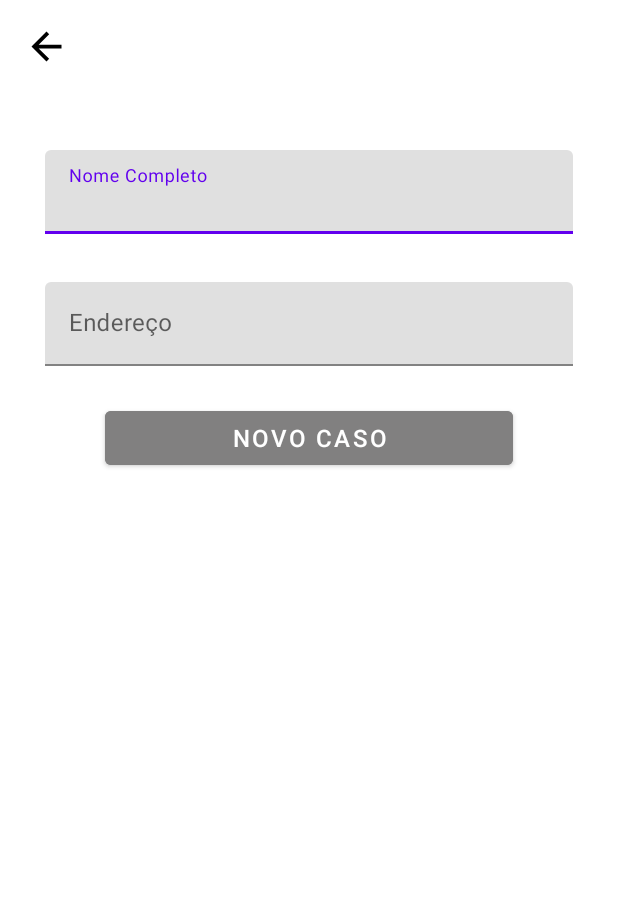
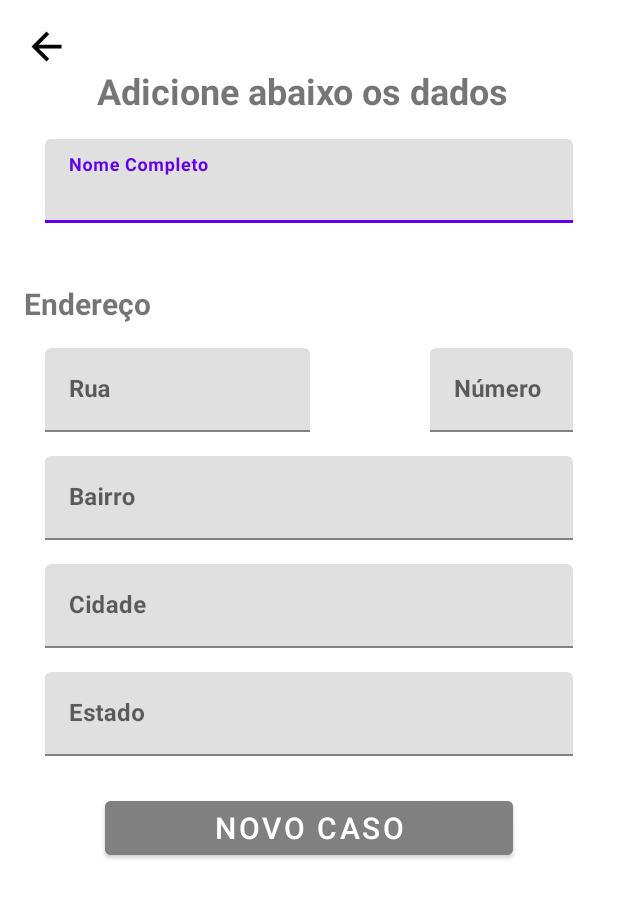
Before and after one commit to OlvDavid/Epidemic-Guard, an Android app: the novo_caso screen opened directly, with no data from a screen before it, on a phone screen of 412 x 824 dp. Shown: the top 898 px of the screen. Run offline under Robolectric (Android 15) with nearby library versions, the phone set to English and light mode, and no system bars; our stand-ins replace Firebase (no records; nobody signed in at launch, a user with empty details on screens opened directly).

Commit message:
Melhoria tela de novo caso

```diff
--- a/app/src/main/java/com/guard/epidemicguard/novo_caso.java
+++ b/app/src/main/java/com/guard/epidemicguard/novo_caso.java
@@ -21,7 +21,7 @@ import java.util.Map;
 
 public class novo_caso extends AppCompatActivity {
 
-    private TextInputEditText editNomeCompleto, editEndereco;
+    private TextInputEditText editNomeCompleto, editRua, editNumero, editBairro, editCidade, editEstado;
     private Button btnNovoCaso;
     private ImageView imageVoltarCaso;
 
@@ -37,12 +37,17 @@ public class novo_caso extends AppCompatActivity {
         });
         iniciarComponetes();
 
+
         btnNovoCaso.setOnClickListener(new View.OnClickListener() {
             @Override
             public void onClick(View v) {
                 String nomeCompleto = editNomeCompleto.getText().toString();
-                String endereco = editEndereco.getText().toString();
-                if(nomeCompleto.isEmpty() || endereco.isEmpty()) {
+                String bairro = editBairro.getText().toString();
+                String rua = editRua.getText().toString();
+                String numero = editNumero.getText().toString();
+                String cidade = editCidade.getText().toString();
+                String estado = editEstado.getText().toString();
+                if(nomeCompleto.isEmpty() || bairro.isEmpty() || rua.isEmpty() || numero.isEmpty() || cidade.isEmpty() || estado.isEmpty()) {
                     Toast.makeText(novo_caso.this, "Preencha todos os campos", Toast.LENGTH_SHORT).show();
                     return;
                 }else{
@@ -64,13 +69,17 @@ public class novo_caso extends AppCompatActivity {
 
     private void salvarDadosCaso(){
         String nomeCompleto = editNomeCompleto.getText().toString();
-        String endereco = editEndereco.getText().toString();
+        String bairro = editBairro.getText().toString();
+        String rua = editRua.getText().toString();
+        String numero = editNumero.getText().toString();
+        String cidade = editCidade.getText().toString();
+        String estado = editEstado.getText().toString();
 
         FirebaseFirestore db = FirebaseFirestore.getInstance();
 
         Map<String, Object> dadosCaso = new HashMap<>();
         dadosCaso.put("Nome Completo", nomeCompleto);
-        dadosCaso.put("Endereço", endereco);
+        dadosCaso.put("Endereço", rua + "," + numero + "," + bairro + "," + cidade + "," + estado);
         db.collection("Casos").add(dadosCaso).addOnSuccessListener(documentReference ->{
             finish();
         });
@@ -78,7 +87,11 @@ public class novo_caso extends AppCompatActivity {
 
     private void iniciarComponetes(){
         editNomeCompleto = findViewById(R.id.editNomeCompleto);
-        editEndereco = findViewById(R.id.editEndereco);
+        editBairro = findViewById(R.id.editBairro);
+        editCidade = findViewById(R.id.editCidade);
+        editEstado = findViewById(R.id.editEstado);
+        editRua = findViewById(R.id.editRua);
+        editNumero = findViewById(R.id.editNumero);
         btnNovoCaso = findViewById(R.id.btnNovoCaso);
         imageVoltarCaso = findViewById(R.id.imageVoltarCaso);
 
--- a/app/src/main/res/layout/novo_caso.xml
+++ b/app/src/main/res/layout/novo_caso.xml
@@ -4,42 +4,155 @@
     xmlns:tools="http://schemas.android.com/tools"
     android:id="@+id/telaNovoCaso"
     android:layout_width="match_parent"
-    android:layout_height="match_parent">
+    android:layout_height="match_parent"
+    android:background="@color/white">
 
     <com.google.android.material.textfield.TextInputLayout
         android:id="@+id/textInputLayout7"
         android:layout_width="0dp"
         android:layout_height="wrap_content"
         android:layout_marginStart="30dp"
-        android:layout_marginTop="100dp"
+        android:layout_marginTop="16dp"
         android:layout_marginEnd="30dp"
         app:layout_constraintEnd_toEndOf="parent"
         app:layout_constraintStart_toStartOf="parent"
-        app:layout_constraintTop_toTopOf="parent">
+        app:layout_constraintTop_toBottomOf="@+id/textView8">
 
         <com.google.android.material.textfield.TextInputEditText
             android:id="@+id/editNomeCompleto"
             android:layout_width="match_parent"
             android:layout_height="wrap_content"
-            android:hint="Nome Completo" />
+            android:hint="Nome Completo"
+            android:textStyle="bold" />
     </com.google.android.material.textfield.TextInputLayout>
+
+    <ImageView
+        android:id="@+id/imageVoltarCaso"
+        android:layout_width="30dp"
+        android:layout_height="30dp"
+        android:layout_marginStart="16dp"
+        android:layout_marginTop="16dp"
+        app:layout_constraintStart_toStartOf="parent"
+        app:layout_constraintTop_toTopOf="parent"
+        app:srcCompat="@drawable/baseline_arrow_back_24" />
+
+    <TextView
+        android:id="@+id/textView8"
+        android:layout_width="wrap_content"
+        android:layout_height="wrap_content"
+        android:layout_marginTop="44dp"
+        android:text="Adicione abaixo os dados "
+        android:textSize="24sp"
+        android:textStyle="bold"
+        app:layout_constraintEnd_toEndOf="parent"
+        app:layout_constraintHorizontal_bias="0.216"
+        app:layout_constraintStart_toEndOf="@+id/imageVoltarCaso"
+        app:layout_constraintTop_toTopOf="parent" />
+
+    <TextView
+        android:id="@+id/textView9"
+        android:layout_width="wrap_content"
+        android:layout_height="wrap_content"
+        android:layout_marginStart="16dp"
+        android:layout_marginTop="40dp"
+        android:text="Endereço"
+        android:textSize="20sp"
+        android:textStyle="bold"
+        app:layout_constraintStart_toStartOf="parent"
+        app:layout_constraintTop_toBottomOf="@+id/textInputLayout7" />
 
     <com.google.android.material.textfield.TextInputLayout
         android:id="@+id/textInputLayout8"
         android:layout_width="0dp"
         android:layout_height="wrap_content"
         android:layout_marginStart="30dp"
-        android:layout_marginTop="32dp"
+        android:layout_marginTop="16dp"
+        android:layout_marginEnd="80dp"
+        app:layout_constraintEnd_toStartOf="@+id/textInputLayout9"
+        app:layout_constraintStart_toStartOf="parent"
+        app:layout_constraintTop_toBottomOf="@+id/textView9">
+
+        <com.google.android.material.textfield.TextInputEditText
+            android:id="@+id/editRua"
+            android:layout_width="match_parent"
+            android:layout_height="wrap_content"
+            android:hint="Rua"
+            android:textStyle="bold" />
+    </com.google.android.material.textfield.TextInputLayout>
+
+    <com.google.android.material.textfield.TextInputLayout
+        android:id="@+id/textInputLayout9"
+        android:layout_width="95dp"
+        android:layout_height="56dp"
+        android:layout_marginTop="16dp"
+        android:layout_marginEnd="30dp"
+        app:layout_constraintEnd_toEndOf="parent"
+        app:layout_constraintTop_toBottomOf="@+id/textView9">
+
+        <com.google.android.material.textfield.TextInputEditText
+            android:id="@+id/editNumero"
+            android:layout_width="match_parent"
+            android:layout_height="match_parent"
+            android:hint="Número"
+            android:textSize="16sp"
+            android:textStyle="bold" />
+    </com.google.android.material.textfield.TextInputLayout>
+
+    <com.google.android.material.textfield.TextInputLayout
+        android:id="@+id/textInputLayout10"
+        android:layout_width="0dp"
+        android:layout_height="wrap_content"
+        android:layout_marginStart="30dp"
+        android:layout_marginTop="16dp"
         android:layout_marginEnd="30dp"
         app:layout_constraintEnd_toEndOf="parent"
         app:layout_constraintStart_toStartOf="parent"
-        app:layout_constraintTop_toBottomOf="@+id/textInputLayout7">
+        app:layout_constraintTop_toBottomOf="@+id/textInputLayout8">
 
         <com.google.android.material.textfield.TextInputEditText
-            android:id="@+id/editEndereco"
+            android:id="@+id/editBairro"
             android:layout_width="match_parent"
             android:layout_height="wrap_content"
-            android:hint="Endereço" />
+            android:hint="Bairro"
+            android:textStyle="bold" />
+    </com.google.android.material.textfield.TextInputLayout>
+
+    <com.google.android.material.textfield.TextInputLayout
+        android:id="@+id/textInputLayout11"
+        android:layout_width="0dp"
+        android:layout_height="wrap_content"
+        android:layout_marginStart="30dp"
+        android:layout_marginTop="16dp"
+        android:layout_marginEnd="30dp"
+        app:layout_constraintEnd_toEndOf="parent"
+        app:layout_constraintStart_toStartOf="parent"
+        app:layout_constraintTop_toBottomOf="@+id/textInputLayout10">
+
+        <com.google.android.material.textfield.TextInputEditText
+            android:id="@+id/editCidade"
+            android:layout_width="match_parent"
+            android:layout_height="wrap_content"
+            android:hint="Cidade"
+            android:textStyle="bold" />
+    </com.google.android.material.textfield.TextInputLayout>
+
+    <com.google.android.material.textfield.TextInputLayout
+        android:id="@+id/edit"
+        android:layout_width="0dp"
+        android:layout_height="wrap_content"
+        android:layout_marginStart="30dp"
+        android:layout_marginTop="16dp"
+        android:layout_marginEnd="30dp"
+        app:layout_constraintEnd_toEndOf="parent"
+        app:layout_constraintStart_toStartOf="parent"
+        app:layout_constraintTop_toBottomOf="@+id/textInputLayout11">
+
+        <com.google.android.material.textfield.TextInputEditText
+            android:id="@+id/editEstado"
+            android:layout_width="match_parent"
+            android:layout_height="wrap_content"
+            android:hint="Estado"
+            android:textStyle="bold" />
     </com.google.android.material.textfield.TextInputLayout>
 
     <Button
@@ -51,18 +164,10 @@
         android:layout_marginEnd="70dp"
         android:backgroundTint="@color/cinza"
         android:text="Novo Caso"
-        android:textSize="16sp"
+        android:textSize="20sp"
         app:layout_constraintEnd_toEndOf="parent"
         app:layout_constraintStart_toStartOf="parent"
-        app:layout_constraintTop_toBottomOf="@+id/textInputLayout8" />
+        app:layout_constraintTop_toBottomOf="@+id/edit" />
 
-    <ImageView
-        android:id="@+id/imageVoltarCaso"
-        android:layout_width="30dp"
-        android:layout_height="30dp"
-        android:layout_marginStart="16dp"
-        android:layout_marginTop="16dp"
-        app:layout_constraintStart_toStartOf="parent"
-        app:layout_constraintTop_toTopOf="parent"
-        app:srcCompat="@drawable/baseline_arrow_back_24" />
+
 </androidx.constraintlayout.widget.ConstraintLayout>
```
